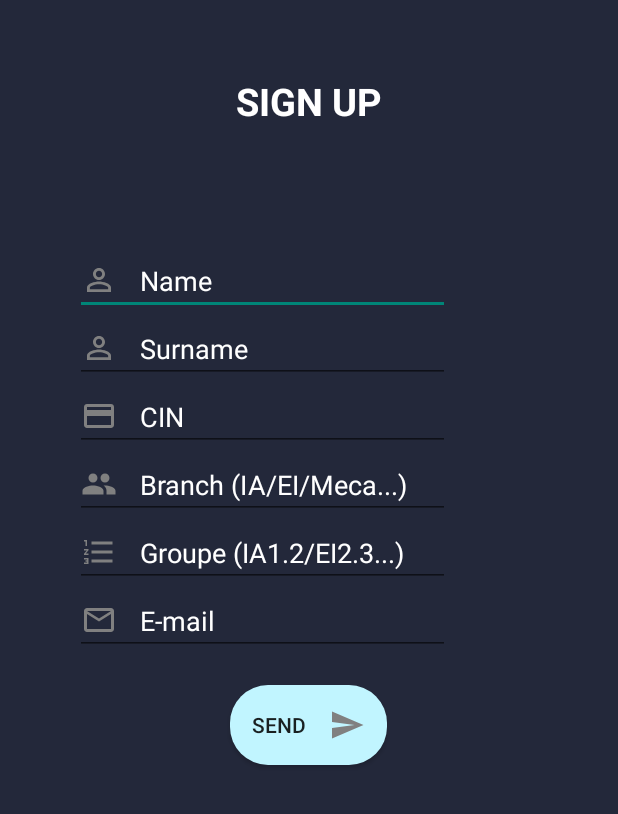
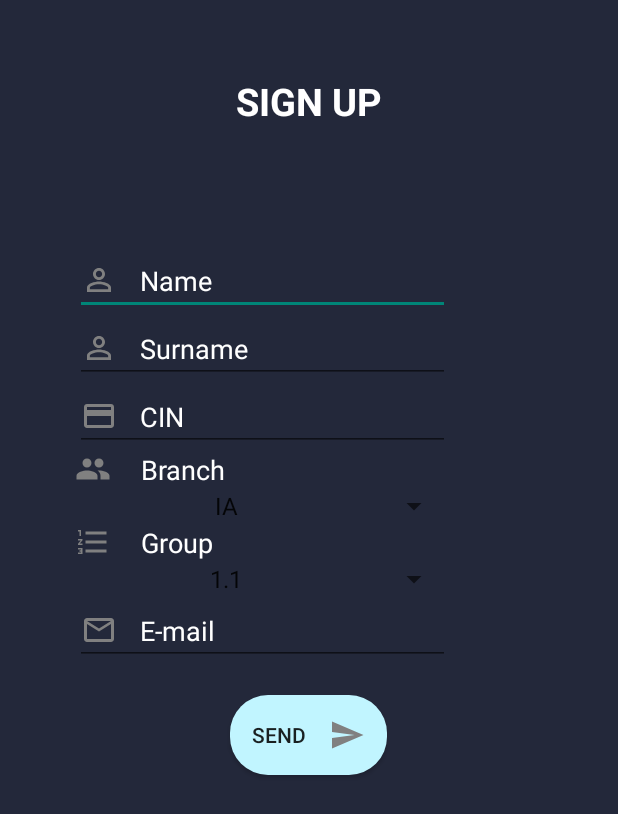
Before and after one commit to zyedbenmed/Eniso.infoApp, an Android app: the Join screen opened directly, with no data from a screen before it, on a phone screen of 412 x 824 dp. Shown: the top 814 px of the screen. Run offline under Robolectric (Android 15) with nearby library versions, the phone set to English and light mode, and no system bars; 1 statement that could not run was skipped.

Commit message:
Modification au niveau du Join

```diff
--- a/ENISo/app/src/main/java/com/example/alaabid/eniso/Join.java
+++ b/ENISo/app/src/main/java/com/example/alaabid/eniso/Join.java
@@ -3,8 +3,10 @@ package com.example.alaabid.eniso;
 import android.support.v7.app.AppCompatActivity;
 import android.os.Bundle;
 import android.view.View;
+import android.widget.ArrayAdapter;
 import android.widget.Button;
 import android.widget.EditText;
+import android.widget.Spinner;
 import android.widget.Toast;
 
 public class Join extends AppCompatActivity {
@@ -12,13 +14,23 @@ public class Join extends AppCompatActivity {
     @Override
     protected void onCreate(Bundle savedInstanceState) {
         super.onCreate(savedInstanceState);
+
+        final String[] branches= new String[]{"IA","GTE","EI","Meca","GP"};//existing braches
+        final String[] groups= new String[]{"1.1","1.2","1.3","2.1","2.2","2.3","3.1","3.2","3.3"};//existing groups
+
         setContentView(R.layout.activity_join);
         EditText ed_name=(EditText)findViewById(R.id.name);
         EditText ed_surname=(EditText)findViewById(R.id.surname);
         EditText ed_cin=(EditText)findViewById(R.id.cin);
-        EditText ed_branch=(EditText)findViewById(R.id.branch);
-        EditText ed_group=(EditText)findViewById(R.id.group);
         EditText ed_mail=(EditText)findViewById(R.id.mail);
+
+        final Spinner spinBranches = (Spinner) findViewById(R.id.branch);
+        ArrayAdapter<String> adapterB = new ArrayAdapter<String>(this, android.R.layout.simple_spinner_item, branches);
+        spinBranches.setAdapter(adapterB);
+
+        final Spinner spinGroups = (Spinner) findViewById(R.id.group);
+        ArrayAdapter<String> adapterG = new ArrayAdapter<String>(this, android.R.layout.simple_spinner_item, groups);
+        spinGroups.setAdapter(adapterG);
 
         Button b_signup=(Button)findViewById(R.id.signup);
 
--- a/ENISo/app/src/main/res/layout/activity_join.xml
+++ b/ENISo/app/src/main/res/layout/activity_join.xml
@@ -38,30 +38,55 @@
             android:layout_width="250dp"
             android:layout_height="wrap_content"
             android:hint="Surname" />
+
         <EditText
-            android:textColorHint="@color/white"
             android:id="@+id/cin"
-            android:drawablePadding="15dp"
-            android:drawableLeft="@drawable/ic_credit_card_black_24dp"
             android:layout_width="250dp"
             android:layout_height="wrap_content"
-            android:hint="CIN" />
-        <EditText
-            android:textColorHint="@color/white"
-            android:id="@+id/branch"
+            android:drawableLeft="@drawable/ic_credit_card_black_24dp"
             android:drawablePadding="15dp"
-            android:drawableLeft="@drawable/ic_group_black_24dp"
+            android:hint="CIN"
+            android:textColorHint="@color/white" />
+
+        <TextView
+            android:id="@+id/Br"
             android:layout_width="250dp"
             android:layout_height="wrap_content"
-            android:hint="Branch (IA/EI/Meca...)" />
-        <EditText
-            android:textColorHint="@color/white"
-            android:id="@+id/group"
+            android:autoSizeTextType="uniform"
+            android:drawableLeft="@drawable/ic_group_black_24dp"
             android:drawablePadding="15dp"
-            android:drawableLeft="@drawable/ic_format_list_numbered_black_24dp"
+            android:text=" Branch "
+            android:textColor="@color/white"
+            android:textSize="18sp" />
+
+        <Spinner
+            android:id="@+id/branch"
             android:layout_width="250dp"
             android:layout_height="wrap_content"
-            android:hint="Groupe (IA1.2/EI2.3...)" />
+            android:drawablePadding="15dp"
+            android:popupBackground="?attr/colorAccent"
+            android:textAlignment="center" />
+
+        <TextView
+            android:id="@+id/Grp"
+            android:layout_width="250dp"
+            android:layout_height="wrap_content"
+            android:autoSizeTextType="uniform"
+            android:drawableLeft="@drawable/ic_format_list_numbered_black_24dp"
+            android:drawablePadding="15dp"
+            android:text=" Group "
+            android:textColor="@color/white"
+            android:textSize="18sp" />
+
+        <Spinner
+            android:id="@+id/group"
+            android:layout_width="250dp"
+            android:layout_height="wrap_content"
+            android:drawablePadding="15dp"
+            android:textAlignment="center"
+            android:popupBackground="?attr/colorAccent"/>
+
+
         <EditText
             android:textColorHint="@color/white"
             android:id="@+id/mail"
@@ -73,15 +98,15 @@
 
 
         <Button
-            android:layout_gravity="center"
+            android:id="@+id/signup"
 
-            android:id="@+id/signup"
-            android:drawablePadding="15dp"
             android:layout_width="wrap_content"
             android:layout_height="wrap_content"
+            android:layout_gravity="center"
+            android:layout_marginTop="20dp"
             android:background="@drawable/buttonstyle"
-            android:text="SEND"
-            android:layout_marginTop="20dp"
-            android:drawableRight="@drawable/ic_send_black_24dp"/>
+            android:drawablePadding="15dp"
+            android:drawableRight="@drawable/ic_send_black_24dp"
+            android:text="SEND" />
 
     </LinearLayout>
```
